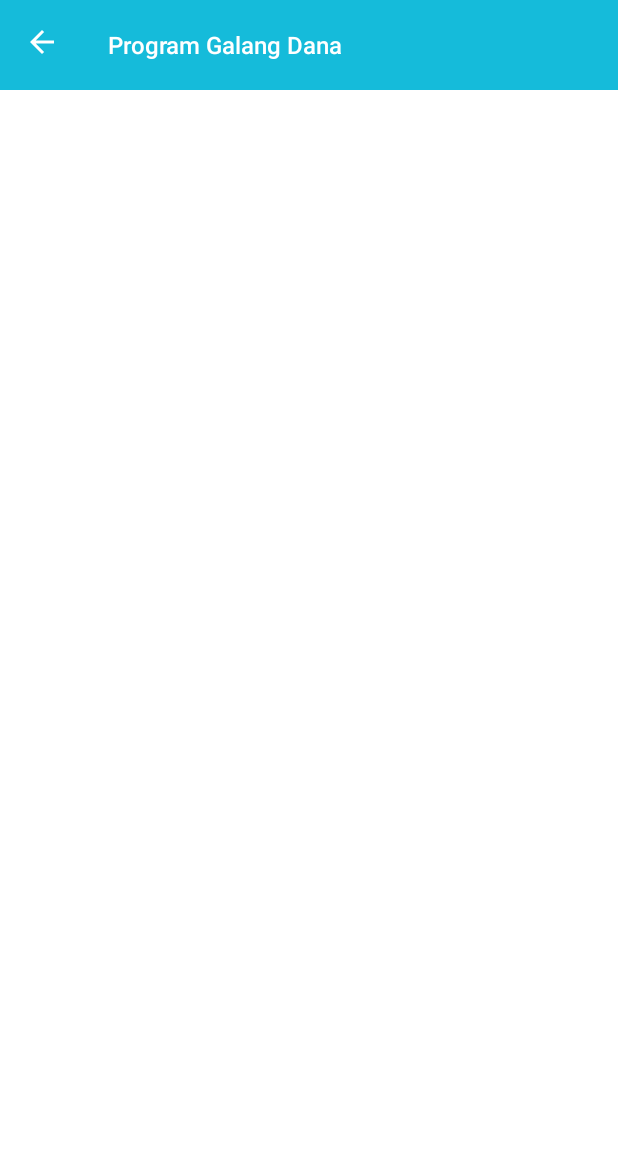
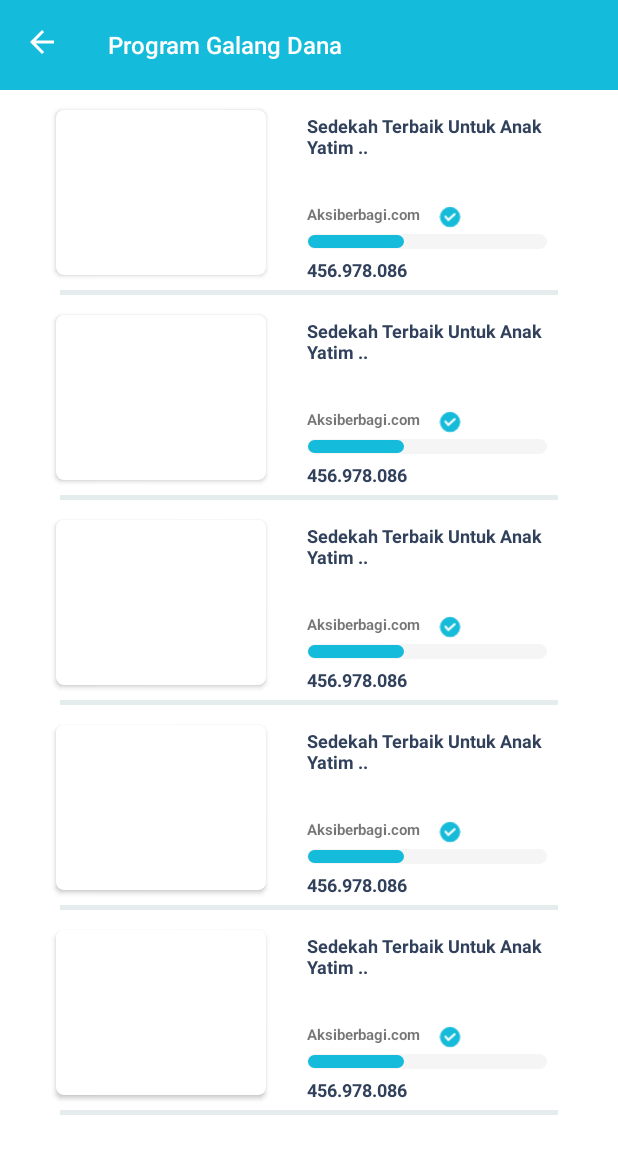
Before and after one commit to Aries1711/Aksiberbagi-apps-kotlin, an Android app: the ProgramAllActivity screen opened directly, with no data from a screen before it, on a phone screen of 412 x 824 dp. Shown: the top 1154 px of the screen. Run offline under Robolectric (Android 15) with nearby library versions, the phone set to English and light mode, and no system bars; our stand-ins replace Shimmer; libraries missing offline, so code that uses them is left out: com.androidnetworking, com.androidnetworking.error, com.androidnetworking.interfaces; Roboto replaces fonts that are not available here; 1 statement that could not run was skipped.

Commit message:
oke shimmer done tinggal navigasi terus ke program favorit dan selanjutnya ke profil

```diff
--- a/app/build.gradle
+++ b/app/build.gradle
@@ -53,7 +53,8 @@ dependencies {
     implementation 'com.github.happysingh23828:HappyTimer:1.0.1'
     //      start fast android networking
     implementation 'com.amitshekhar.android:android-networking:1.0.2'
-
+    // implement facebook shimmer
+    implementation 'com.facebook.shimmer:shimmer:0.5.0'
     annotationProcessor 'com.github.bumptech.glide:compiler:4.11.0'
     testImplementation 'junit:junit:4.12'
     androidTestImplementation 'androidx.test.ext:junit:1.1.2'
--- a/app/src/main/java/com/inddevid/aksiberbagi_donatur/presenter/BerandaProgramAllAdapter.kt
+++ b/app/src/main/java/com/inddevid/aksiberbagi_donatur/presenter/BerandaProgramAllAdapter.kt
@@ -17,6 +17,9 @@ import kotlinx.android.synthetic.main.beranda_card_program_all.view.*
 
 class BerandaProgramAllAdapter (val arrayList: ArrayList<BerandaProgramAll>, val context:Context) :
     RecyclerView.Adapter<BerandaProgramAllAdapter.ViewHolder> (){
+
+    private val isShimer: Boolean = true
+    private val shimmerNumb = arrayList.size
 
     class ViewHolder(itemView : View) : RecyclerView.ViewHolder(itemView){
         private val options: RequestOptions = RequestOptions()
@@ -46,10 +49,19 @@ class BerandaProgramAllAdapter (val arrayList: ArrayList<BerandaProgramAll>, val
 
     override fun getItemCount(): Int {
         return arrayList.size
+//        return if (isShimer) shimmerNumb else arrayList.size
     }
 
     override fun onBindViewHolder(holder: BerandaProgramAllAdapter.ViewHolder, position: Int) {
         holder.bindItems(arrayList[position])
+
+//        if (isShimer){
+//            holder.itemView.shimmerProgramAll.startShimmer()
+//        }else{
+//            holder.itemView.shimmerProgramAll.stopShimmer()
+//            holder.itemView.shimmerProgramAll.visibility = View.GONE
+//        }
+
         if (position == 4){
             holder.itemView.programAllLineList.invisible()
         }
--- a/app/src/main/java/com/inddevid/aksiberbagi_donatur/view/ProgramAllActivity.kt
+++ b/app/src/main/java/com/inddevid/aksiberbagi_donatur/view/ProgramAllActivity.kt
@@ -5,6 +5,7 @@ import android.os.Bundle
 import android.os.Handler
 import android.os.Looper
 import android.util.Log
+import android.view.View
 import android.widget.Toast
 import androidx.appcompat.app.AppCompatActivity
 import androidx.appcompat.widget.Toolbar
@@ -12,6 +13,7 @@ import androidx.recyclerview.widget.LinearLayoutManager
 import androidx.recyclerview.widget.RecyclerView
 import com.androidnetworking.error.ANError
 import com.androidnetworking.interfaces.JSONObjectRequestListener
+import com.facebook.shimmer.ShimmerFrameLayout
 import com.inddevid.aksiberbagi_donatur.R
 import com.inddevid.aksiberbagi_donatur.model.BerandaProgramAll
 import com.inddevid.aksiberbagi_donatur.presenter.BerandaProgramAllAdapter
@@ -30,28 +32,32 @@ class ProgramAllActivity : AppCompatActivity() {
         val toolbar: Toolbar = findViewById(R.id.upAppbarAllProgram)
         toolbar.title = "Program Galang Dana"
         toolbar.setTitleTextColor(android.graphics.Color.WHITE);
-        var mainMenuAll = findViewById(R.id.recyclerProgramAllSearch) as RecyclerView
+        var mainMenuAll = findViewById<RecyclerView>(R.id.recyclerProgramAllSearch)
         val retrivedToken: String? = sharedPreference.getValueString("TOKEN")
-        getKoneksi(retrivedToken, mainMenuAll)
+        val shimmerLayout: ShimmerFrameLayout = findViewById(R.id.shimmerProgramAll)
+        shimmerLayout.startShimmer()
+        mainMenuAll.visibility = View.GONE
+
+        getKoneksi(retrivedToken, mainMenuAll, this)
 
         toolbar.setNavigationOnClickListener{startActivity(Intent(this@ProgramAllActivity, DashboardActivity::class.java))}
 
     }
 
-    private fun getKoneksi(tokenValue: String?, view: RecyclerView){
+    private fun getKoneksi(tokenValue: String?, view: RecyclerView, context: ProgramAllActivity){
         ApiService.getKoneksi(tokenValue).getAsJSONObject(object : JSONObjectRequestListener{
             override fun onResponse(response: JSONObject?) {
-                getAllprogram(tokenValue, view)
+                getAllprogram(tokenValue, view, context)
             }
 
             override fun onError(anError: ANError?) {
-                refreshToken(tokenValue,view)
+                refreshToken(tokenValue,view, context)
             }
 
         })
     }
 
-    private fun refreshToken(tokenValue: String?, view: RecyclerView){
+    private fun refreshToken(tokenValue: String?, view: RecyclerView, context: ProgramAllActivity){
         val header : String? = tokenValue
         val sharedPreference: Preferences = Preferences(this)
         try {
@@ -63,13 +69,13 @@ class ProgramAllActivity : AppCompatActivity() {
                             //save token
                             if (token != null) {
                                 sharedPreference.save("TOKEN", token)
-                                getKoneksi(token, view)
+                                getKoneksi(token, view,context)
                             }
                         }else if(response?.getString("message").equals("Token expired berhasil di refresh")){
                             val token : String? = response?.getString("token")
                             if (token != null) {
                                 sharedPreference.save("TOKEN", token)
-                                getKoneksi(token, view)
+                                getKoneksi(token, view,context)
                             }
                         }else{
                             Looper.myLooper()?.let {
@@ -112,7 +118,7 @@ class ProgramAllActivity : AppCompatActivity() {
         }
     }
 
-    private fun getAllprogram(tokenValue: String?, view: RecyclerView){
+    private fun getAllprogram(tokenValue: String?, view: RecyclerView, context: ProgramAllActivity){
         ApiService.getAllProgram(tokenValue).getAsJSONObject(object : JSONObjectRequestListener{
             override fun onResponse(response: JSONObject?) {
                 val jsonObject =response?.getJSONObject("data")
@@ -140,6 +146,10 @@ class ProgramAllActivity : AppCompatActivity() {
                         val myAdapterAll = BerandaProgramAllAdapter(arrayProgramAll,this@ProgramAllActivity)
                         view.layoutManager = LinearLayoutManager(this@ProgramAllActivity)
                         view.adapter = myAdapterAll
+                        view.visibility = View.VISIBLE
+                        val shimmer = context.findViewById<ShimmerFrameLayout>(R.id.shimmerProgramAll)
+                        shimmer.stopShimmer()
+                        shimmer.visibility = View.GONE
                     }
                 }
             }
--- a/app/src/main/res/layout/beranda_card_program_all.xml
+++ b/app/src/main/res/layout/beranda_card_program_all.xml
@@ -1,10 +1,20 @@
 <?xml version="1.0" encoding="utf-8"?>
-<androidx.constraintlayout.widget.ConstraintLayout
+<LinearLayout
     xmlns:android="http://schemas.android.com/apk/res/android"
     xmlns:app="http://schemas.android.com/apk/res-auto"
     android:layout_width="match_parent"
     android:layout_marginEnd="20dp"
     android:layout_marginStart="20dp"
+    android:layout_height="wrap_content">
+<!--    <com.facebook.shimmer.ShimmerFrameLayout-->
+<!--        android:id="@+id/shimmerProgramAll"-->
+<!--        android:layout_width="match_parent"-->
+<!--        android:layout_height="wrap_content"-->
+<!--        android:layout_gravity="center"-->
+<!--        android:orientation="vertical"-->
+<!--        app:shimmer_duration="800">-->
+    <androidx.constraintlayout.widget.ConstraintLayout
+        android:layout_width="match_parent"
         android:layout_height="wrap_content">
 
         <androidx.cardview.widget.CardView
@@ -112,3 +122,5 @@
             app:layout_constraintTop_toBottomOf="@id/cardView"/>
 
     </androidx.constraintlayout.widget.ConstraintLayout>
+<!--    </com.facebook.shimmer.ShimmerFrameLayout>-->
+</LinearLayout>
--- a/app/src/main/res/layout/program_all_activity.xml
+++ b/app/src/main/res/layout/program_all_activity.xml
@@ -4,6 +4,7 @@
     xmlns:tools="http://schemas.android.com/tools"
     android:layout_width="match_parent"
     android:layout_height="match_parent"
+    xmlns:shimmer="http://schemas.android.com/apk/res-auto"
     tools:context=".view.ProgramAllActivity">
 
     <androidx.appcompat.widget.Toolbar
@@ -28,10 +29,33 @@
         app:layout_constraintEnd_toEndOf="parent"
         app:layout_constraintStart_toStartOf="parent"
         app:layout_constraintTop_toTopOf="parent">
-        <androidx.recyclerview.widget.RecyclerView
-            android:id="@+id/recyclerProgramAllSearch"
+        <LinearLayout
+            android:orientation="vertical"
             android:layout_width="match_parent"
-            android:orientation="vertical"
-            android:layout_height="match_parent"/>
+            android:layout_height="match_parent">
+            <com.facebook.shimmer.ShimmerFrameLayout
+                android:id="@+id/shimmerProgramAll"
+                android:layout_width="match_parent"
+                android:layout_height="match_parent"
+                android:layout_gravity="center"
+                android:orientation="vertical"
+                app:shimmer_duration="800">
+                <LinearLayout
+                    android:orientation="vertical"
+                    android:layout_width="match_parent"
+                    android:layout_height="wrap_content">
+                    <include layout="@layout/beranda_card_program_all" />
+                    <include layout="@layout/beranda_card_program_all" />
+                    <include layout="@layout/beranda_card_program_all" />
+                    <include layout="@layout/beranda_card_program_all" />
+                    <include layout="@layout/beranda_card_program_all" />
+                </LinearLayout>
+            </com.facebook.shimmer.ShimmerFrameLayout>
+            <androidx.recyclerview.widget.RecyclerView
+                android:id="@+id/recyclerProgramAllSearch"
+                android:layout_width="match_parent"
+                android:orientation="vertical"
+                android:layout_height="match_parent"/>
+        </LinearLayout>
     </androidx.core.widget.NestedScrollView>
 </androidx.constraintlayout.widget.ConstraintLayout>
```
Lines whose indentation alone changed are shown as unchanged.
